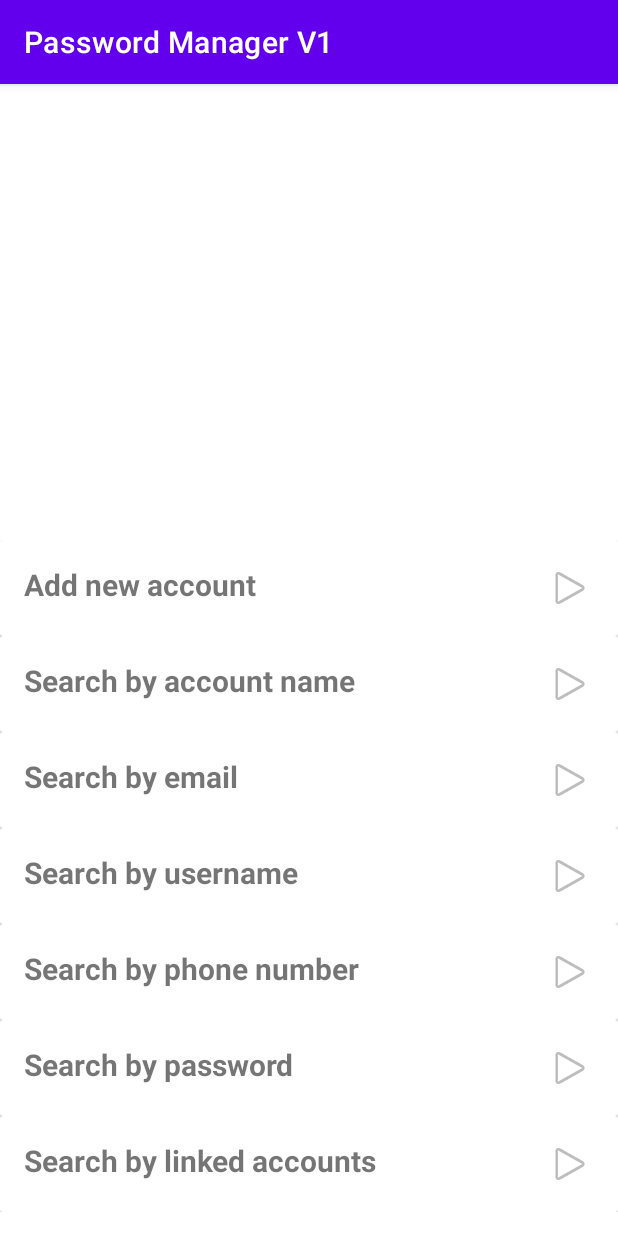
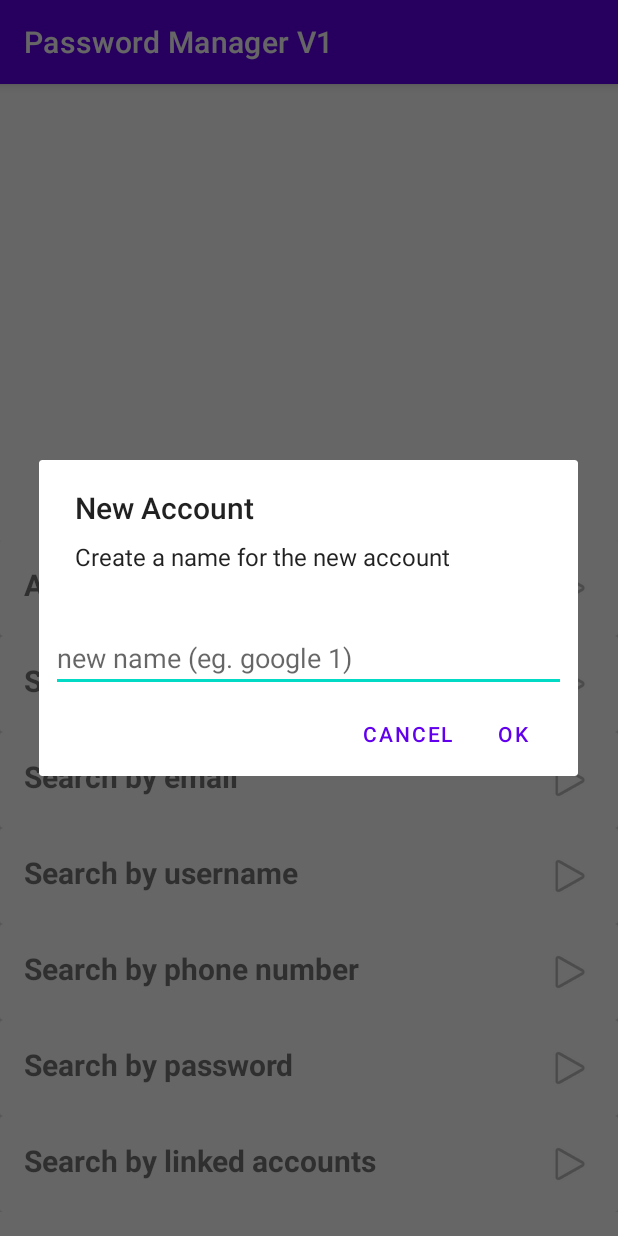
Before and after one commit to shiyao821/password_manager_android, an Android app: the MainActivity screen opened directly, with no data from a screen before it, after a tap on "Add new account", on a phone screen of 412 x 824 dp. Run offline under Robolectric (Android 15) with nearby library versions, the phone set to English and light mode, and no system bars.

Commit message:
add: add account logic

```diff
--- a/app/src/main/java/com/example/passwordmanagerv1/Account.kt
+++ b/app/src/main/java/com/example/passwordmanagerv1/Account.kt
@@ -1,6 +1,7 @@
 package com.example.passwordmanagerv1
 
 import kotlinx.serialization.Serializable
+import java.io.Serializable as SerializableClass
 
 @Serializable
 data class Account (
@@ -9,6 +10,6 @@ data class Account (
     val email: String,
     val phone: String,
     val password: String,
-    val linkedAccount: String,
+    val linkedAccount: List<String>,
     val misc: Map<String, String>
-)
+ ) : SerializableClass // can optimize to Parcelable
--- a/app/src/main/java/com/example/passwordmanagerv1/MainActivity.kt
+++ b/app/src/main/java/com/example/passwordmanagerv1/MainActivity.kt
@@ -1,14 +1,21 @@
 package com.example.passwordmanagerv1
 
+import android.content.Intent
 import androidx.appcompat.app.AppCompatActivity
 import android.os.Bundle
 import android.util.Log
+import android.view.LayoutInflater
+import android.view.inputmethod.EditorInfo
+import android.widget.EditText
+import android.widget.Toast
+import androidx.appcompat.app.AlertDialog
 import androidx.recyclerview.widget.LinearLayoutManager
 import androidx.recyclerview.widget.RecyclerView
 import com.example.passwordmanagerv1.utils.*
 
 class MainActivity : AppCompatActivity() {
 
+    private val manager = Manager
     private lateinit var rvMenu: RecyclerView
     private lateinit var menuAdapter: MenuAdapter
 
@@ -30,7 +37,6 @@ class MainActivity : AppCompatActivity() {
             OPTION_CODE_SEARCH_LINKED_ACCOUNT to this.resources.getString(R.string.SEARCH_LINKED_ACCOUNT),
         )
 
-        this.applicationContext
         rvMenu = findViewById(R.id.rvMenu)
         menuAdapter = MenuAdapter(this, MENU_OPTION_ORDER,
             optionTextsMap, object: MenuAdapter.onOptionClickListener {
@@ -39,7 +45,33 @@ class MainActivity : AppCompatActivity() {
                 when (MENU_OPTION_ORDER[position]) {
                     // different new activity for adding and searching
                     OPTION_CODE_ADD_ACCOUNT -> {
+                        val newAccountDialogView = LayoutInflater.from(this@MainActivity)
+                            .inflate(R.layout.dialog_new_account, null)
+                        val ettpInitialAccountName = newAccountDialogView.findViewById<EditText>(R.id.ettpInitialAccountName)
 
+                        val accountNameDialog = AlertDialog.Builder(this@MainActivity)
+                            .setTitle("New Account")
+                            .setMessage("Create a name for the new account")
+                            .setView(newAccountDialogView)
+                            .setPositiveButton(R.string.acknowledge) {_,_ ->
+                                // check duplicates
+                                val initialName = ettpInitialAccountName.text.toString()
+                                if (manager.ifAccountNameExists(initialName)) {
+                                    Toast.makeText(this@MainActivity,
+                                    "The account name '$initialName' already exists",
+                                    Toast.LENGTH_SHORT).show()
+                                } else {
+                                    // create account and pass to account details activity
+                                    val account = Manager.createAccount(initialName)
+                                    val intent = Intent(this@MainActivity,
+                                        AccountDetailsActivity::class.java)
+                                    intent.putExtra(EXTRA_ACCOUNT, account)
+                                    startActivity(intent)
+                                }
+                            }
+                            .setNegativeButton(R.string.cancel) {_,_ -> }
+
+                        accountNameDialog.show()
                     }
                     else -> {
 
--- a/app/src/main/java/com/example/passwordmanagerv1/SetupActivity.kt
+++ b/app/src/main/java/com/example/passwordmanagerv1/SetupActivity.kt
@@ -56,16 +56,16 @@ class SetupActivity : AppCompatActivity() {
         val passwordInput = ettpAppPasswordSetup.text.toString()
         val confirmPasswordInput = ettpAppPasswordSetup.text.toString()
         if (!isValidPassword(passwordInput)) {
-            Toast.makeText(this, R.string.invalid_password_toast, Toast.LENGTH_SHORT).show()
+            Toast.makeText(this, R.string.toast_invalid_password, Toast.LENGTH_SHORT).show()
         }
         if (passwordInput != confirmPasswordInput) {
-            Toast.makeText(this, R.string.mismatching_password_toast, Toast.LENGTH_SHORT).show()
+            Toast.makeText(this, R.string.toast_mismatching_password, Toast.LENGTH_SHORT).show()
         }
 
         if (Manager.createNewDataFile(passwordInput)) {
             Log.i(TAG, "New password set up")
             AlertDialog.Builder(this)
-                .setTitle(R.string.new_master_password_dialog)
+                .setTitle(R.string.dialog_new_master_password)
                 .setPositiveButton(R.string.acknowledge){ _,_ ->
                     val resultData = Intent()
                     setResult(Activity.RESULT_OK, resultData)
--- a/app/src/main/java/com/example/passwordmanagerv1/utils/constants.kt
+++ b/app/src/main/java/com/example/passwordmanagerv1/utils/constants.kt
@@ -24,3 +24,5 @@ val MENU_OPTION_ORDER = listOf<String>(
     OPTION_CODE_SEARCH_PASSWORD,
     OPTION_CODE_SEARCH_LINKED_ACCOUNT
 )
+
+const val EXTRA_ACCOUNT = "EXTRA_ACCOUNT_NAME"
--- a/app/src/main/res/layout/activity_security.xml
+++ b/app/src/main/res/layout/activity_security.xml
@@ -14,10 +14,9 @@
         android:layout_marginStart="16dp"
         android:layout_marginEnd="16dp"
         android:layout_marginBottom="12dp"
-        android:text="@string/password_enter_prompt"
+        android:text="@string/prompt_password_enter"
         android:textSize="16sp"
         android:visibility="visible"
-        android:inputType="textPassword"
         app:layout_constraintBottom_toTopOf="@+id/ettpAppPasswordLogin"
         app:layout_constraintEnd_toEndOf="parent"
         app:layout_constraintHorizontal_bias="1.0"
@@ -34,6 +33,9 @@
         android:ems="10"
         android:hint="Enter App Password"
         android:minHeight="48dp"
+        android:inputType="textPassword"
+        android:imeOptions="actionGo"
+        android:singleLine="true"
         android:digits="@string/password_char_without_space"
         app:layout_constraintBottom_toTopOf="@+id/btnLogin"
         app:layout_constraintEnd_toEndOf="parent"
--- /dev/null
+++ b/app/src/main/res/layout/dialog_new_account.xml
@@ -0,0 +1,24 @@
+<?xml version="1.0" encoding="utf-8"?>
+<androidx.constraintlayout.widget.ConstraintLayout xmlns:android="http://schemas.android.com/apk/res/android"
+    xmlns:app="http://schemas.android.com/apk/res-auto"
+    xmlns:tools="http://schemas.android.com/tools"
+    android:layout_width="match_parent"
+    android:layout_height="match_parent">
+
+    <EditText
+        android:id="@+id/ettpInitialAccountName"
+        android:layout_width="0dp"
+        android:layout_height="wrap_content"
+        android:layout_marginStart="8dp"
+        android:layout_marginTop="8dp"
+        android:layout_marginEnd="8dp"
+        android:ems="10"
+        android:hint="new name (eg. google 1)"
+        android:inputType="text"
+        android:maxLength="@integer/account_name_max_length"
+        android:imeOptions="actionDone"
+        app:layout_constraintEnd_toEndOf="parent"
+        app:layout_constraintStart_toStartOf="parent"
+        app:layout_constraintTop_toTopOf="parent"
+        tools:text="ettpInitialAccountName" />
+</androidx.constraintlayout.widget.ConstraintLayout>
--- /dev/null
+++ b/app/src/main/res/values/ux.xml
@@ -0,0 +1,4 @@
+<?xml version="1.0" encoding="utf-8"?>
+<resources>
+    <integer name="account_name_max_length">40</integer>
+</resources>
```
Also changed, not shown: app/src/main/java/com/example/passwordmanagerv1/AccountDetailsActivity.kt (renamed from app/src/main/java/com/example/passwordmanagerv1/AccountDetails.kt, +9 -1 lines), app/src/main/java/com/example/passwordmanagerv1/Manager.kt (+55 -3 lines), app/src/main/java/com/example/passwordmanagerv1/SecurityActivity.kt (+34 -4 lines), app/src/main/res/layout/activity_setup.xml (+4 -4 lines), app/src/main/res/values/strings.xml (+13 -8 lines).
